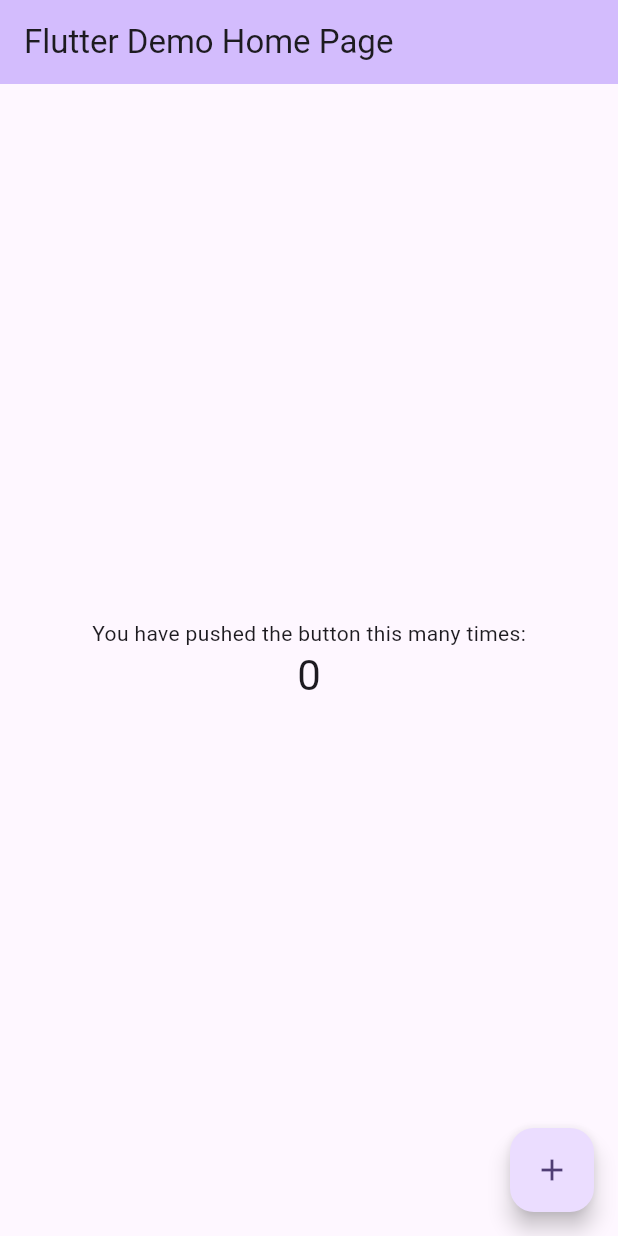
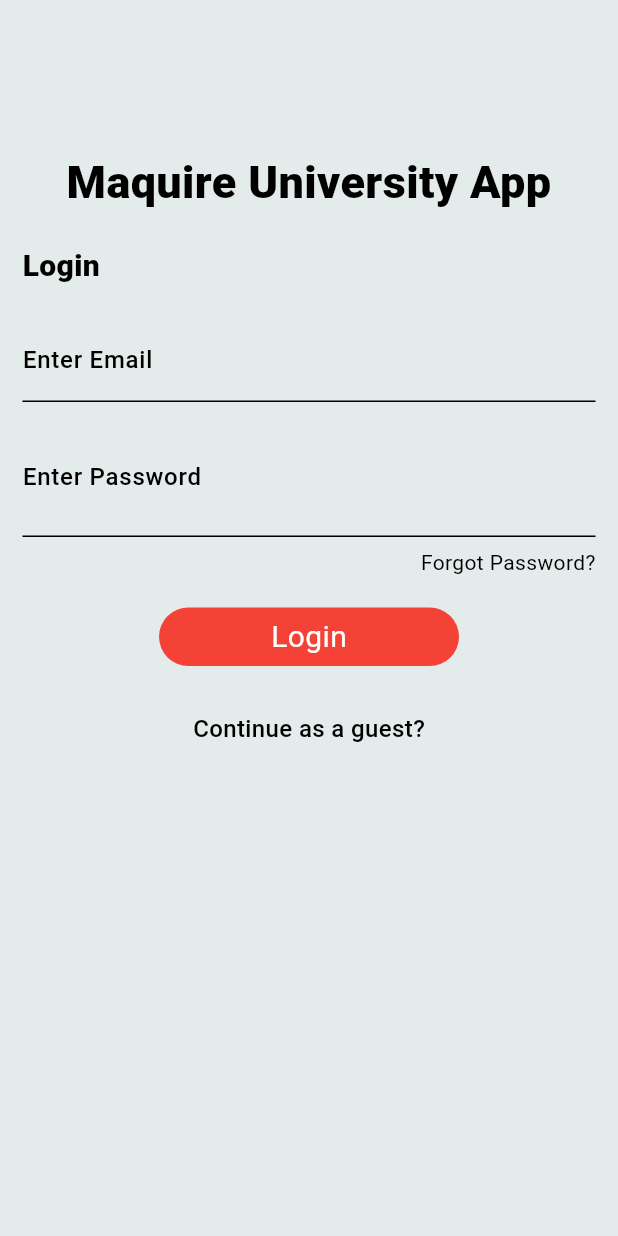
Before and after one commit to aShrestha-Outcode/macquire_app, a Flutter app: the screen it shows after launch, on a phone screen of 412 x 824 dp. Run offline on Flutter 3.47's test engine with Material 3 defaults, Android fonts, the phone set to English and light mode, and no system bars; our stand-ins replace shared_preferences.

Commit message:
[add] adds theme

```diff
--- /dev/null
+++ b/lib/app_theme/app_theme.dart
@@ -0,0 +1,29 @@
+import 'package:flutter/material.dart';
+import 'package:macquire_app/app_theme/app_theme_manager.dart';
+import 'package:macquire_app/app_theme/app_theme_type.dart';
+import 'package:macquire_app/constants/color_constants.dart';
+
+class AppTheme {
+  ThemeData get darkTheme => ThemeData(
+      brightness: Brightness.dark,
+      scaffoldBackgroundColor: AppColors.primaryBackgroundDark,
+      colorScheme:
+          const ColorScheme.dark(secondary: AppColors.primaryTextDark));
+
+  ThemeData get lightTheme => ThemeData(
+      brightness: Brightness.light,
+      scaffoldBackgroundColor: AppColors.primaryBackgroundLight,
+      colorScheme:
+          const ColorScheme.light(secondary: AppColors.primaryTextLight));
+
+  ThemeData getCurrentTheme(BuildContext context) {
+    // what theme do we return?
+    final platformBrightness = MediaQuery.of(context).platformBrightness;
+    if (AppThemeManager().currentAppTheme == AppThemeType.defaultTheme) {
+      return platformBrightness == Brightness.dark ? darkTheme : lightTheme;
+    }
+    return AppThemeManager().currentAppTheme == AppThemeType.dark
+        ? darkTheme
+        : lightTheme;
+  }
+}
--- /dev/null
+++ b/lib/app_theme/app_theme_manager.dart
@@ -0,0 +1,36 @@
+import 'package:macquire_app/app_theme/app_theme_type.dart';
+import 'package:shared_preferences/shared_preferences.dart';
+
+class AppThemeManager {
+  factory AppThemeManager() {
+    _instance ??= AppThemeManager._internal();
+    return _instance!;
+  }
+
+  AppThemeManager._internal();
+  final Future<SharedPreferences> _prefs = SharedPreferences.getInstance();
+
+  Function()? themeChanged;
+
+  static AppThemeManager? _instance;
+  AppThemeType currentAppTheme = AppThemeType.defaultTheme;
+
+  Future<void> setInitialTheme() async {
+    final SharedPreferences prefs = await _prefs;
+    final int savedThemeInt = prefs.getInt('theme') ?? 0;
+    if (savedThemeInt == 0) {
+      changeTheme(AppThemeType.defaultTheme);
+    } else if (savedThemeInt == 1) {
+      changeTheme(AppThemeType.light);
+    } else {
+      changeTheme(AppThemeType.dark);
+    }
+  }
+
+  Future<void> changeTheme(AppThemeType theme) async {
+    final SharedPreferences prefs = await _prefs;
+    prefs.setInt('theme', theme.key);
+    currentAppTheme = theme;
+    themeChanged?.call();
+  }
+}
--- /dev/null
+++ b/lib/app_theme/app_theme_type.dart
@@ -0,0 +1,16 @@
+enum AppThemeType {
+  defaultTheme,
+  light,
+  dark;
+
+  int get key {
+    switch (this) {
+      case AppThemeType.dark:
+        return 2;
+      case AppThemeType.light:
+        return 1;
+      default:
+        return 0;
+    }
+  }
+}
--- /dev/null
+++ b/lib/constants/color_constants.dart
@@ -0,0 +1,58 @@
+import 'package:flutter/material.dart';
+
+class AppColors {
+  AppColors._();
+
+  //brand colors
+  static const primaryDark = Color(0xff4b39ef);
+  static const primaryLight = Color(0xff4b39ef);
+
+  static const secondaryDark = Color(0xff39d2c0);
+  static const secondaryLight = Color(0xff39d2c0);
+
+  static const tertiaryDark = Color(0xff39d2c0);
+  static const tertiaryLight = Color(0xff39d2c0);
+
+  static const alertnateDark = Color(0xff39d2c0);
+  static const alertnateLight = Color(0xff39d2c0);
+
+  // utility colors
+  static const primaryTextDark = Color(0xffffffff);
+  static const primaryTextLight = Color(0xff000000);
+
+  static const secondaryTextDark = Color.fromARGB(255, 162, 149, 149);
+  static const secondaryTextLight = Color.fromARGB(255, 55, 57, 57);
+
+  static const primaryBackgroundDark = Color.fromARGB(255, 39, 40, 40);
+  static const primaryBackgroundLight = Color.fromARGB(255, 227, 236, 235);
+
+  static const secondaryBackgroundDark = Color(0xff39d2c0);
+  static const secondaryBackgroundLight = Color(0xff39d2c0);
+
+  //accent colors
+  static const accent1Dark = Color(0x4c4b39ef);
+  static const accent1Light = Color(0x4c4b39ef);
+
+  static const accent2Dark = Color(0x4d39d2c0);
+  static const accent2Light = Color(0x4d39d2c0);
+
+  static const accent3Dark = Color(0x4dee8b60);
+  static const accent3Light = Color(0x4dee8b60);
+
+  static const accent4Dark = Color(0xccffffff);
+  static const accent4Light = Color(0xccffffff);
+
+  //sementic colors
+
+  static const successDark = Color(0xff249689);
+  static const successLight = Color(0xff249689);
+
+  static const errorDark = Color(0xffff5963);
+  static const errorLight = Color(0xffff5963);
+
+  static const warningDark = Color(0xff19cf58);
+  static const warningLight = Color(0xff19cf58);
+
+  static const infoDark = Color(0xffffffff);
+  static const infoLight = Color(0xffffffff);
+}
--- a/lib/main.dart
+++ b/lib/main.dart
@@ -1,125 +1,38 @@
 import 'package:flutter/material.dart';
+import 'package:macquire_app/app_theme/app_theme.dart';
+import 'package:macquire_app/app_theme/app_theme_manager.dart';
+import 'package:macquire_app/modules/login_screen/login_screen.dart';
 
 void main() {
-  runApp(const MyApp());
+  runApp(MaquireApp());
 }
 
-class MyApp extends StatelessWidget {
-  const MyApp({super.key});
+class MaquireApp extends StatefulWidget {
+  const MaquireApp({super.key});
 
-  // This widget is the root of your application.
   @override
-  Widget build(BuildContext context) {
-    return MaterialApp(
-      title: 'Flutter Demo',
-      theme: ThemeData(
-        // This is the theme of your application.
-        //
-        // TRY THIS: Try running your application with "flutter run". You'll see
-        // the application has a purple toolbar. Then, without quitting the app,
-        // try changing the seedColor in the colorScheme below to Colors.green
-        // and then invoke "hot reload" (save your changes or press the "hot
-        // reload" button in a Flutter-supported IDE, or press "r" if you used
-        // the command line to start the app).
-        //
-        // Notice that the counter didn't reset back to zero; the application
-        // state is not lost during the reload. To reset the state, use hot
-        // restart instead.
-        //
-        // This works for code too, not just values: Most code changes can be
-        // tested with just a hot reload.
-        colorScheme: ColorScheme.fromSeed(seedColor: Colors.deepPurple),
-        useMaterial3: true,
-      ),
-      home: const MyHomePage(title: 'Flutter Demo Home Page'),
-    );
-  }
+  State<MaquireApp> createState() => _MaquireAppState();
 }
 
-class MyHomePage extends StatefulWidget {
-  const MyHomePage({super.key, required this.title});
+class _MaquireAppState extends State<MaquireApp> {
+  @override
+  void initState() {
+    super.initState();
+    _setUpThemeListener();
+  }
 
-  // This widget is the home page of your application. It is stateful, meaning
-  // that it has a State object (defined below) that contains fields that affect
-  // how it looks.
-
-  // This class is the configuration for the state. It holds the values (in this
-  // case the title) provided by the parent (in this case the App widget) and
-  // used by the build method of the State. Fields in a Widget subclass are
-  // always marked "final".
-
-  final String title;
-
-  @override
-  State<MyHomePage> createState() => _MyHomePageState();
-}
-
-class _MyHomePageState extends State<MyHomePage> {
-  int _counter = 0;
-
-  void _incrementCounter() {
-    setState(() {
-      // This call to setState tells the Flutter framework that something has
-      // changed in this State, which causes it to rerun the build method below
-      // so that the display can reflect the updated values. If we changed
-      // _counter without calling setState(), then the build method would not be
-      // called again, and so nothing would appear to happen.
-      _counter++;
-    });
+  void _setUpThemeListener() {
+    AppThemeManager().themeChanged = () {
+      setState(() {});
+    };
+    AppThemeManager().setInitialTheme();
   }
 
   @override
   Widget build(BuildContext context) {
-    // This method is rerun every time setState is called, for instance as done
-    // by the _incrementCounter method above.
-    //
-    // The Flutter framework has been optimized to make rerunning build methods
-    // fast, so that you can just rebuild anything that needs updating rather
-    // than having to individually change instances of widgets.
-    return Scaffold(
-      appBar: AppBar(
-        // TRY THIS: Try changing the color here to a specific color (to
-        // Colors.amber, perhaps?) and trigger a hot reload to see the AppBar
-        // change color while the other colors stay the same.
-        backgroundColor: Theme.of(context).colorScheme.inversePrimary,
-        // Here we take the value from the MyHomePage object that was created by
-        // the App.build method, and use it to set our appbar title.
-        title: Text(widget.title),
-      ),
-      body: Center(
-        // Center is a layout widget. It takes a single child and positions it
-        // in the middle of the parent.
-        child: Column(
-          // Column is also a layout widget. It takes a list of children and
-          // arranges them vertically. By default, it sizes itself to fit its
-          // children horizontally, and tries to be as tall as its parent.
-          //
-          // Column has various properties to control how it sizes itself and
-          // how it positions its children. Here we use mainAxisAlignment to
-          // center the children vertically; the main axis here is the vertical
-          // axis because Columns are vertical (the cross axis would be
-          // horizontal).
-          //
-          // TRY THIS: Invoke "debug painting" (choose the "Toggle Debug Paint"
-          // action in the IDE, or press "p" in the console), to see the
-          // wireframe for each widget.
-          mainAxisAlignment: MainAxisAlignment.center,
-          children: <Widget>[
-            const Text(
-              'You have pushed the button this many times:',
-            ),
-            Text(
-              '$_counter',
-              style: Theme.of(context).textTheme.headlineMedium,
-            ),
-          ],
-        ),
-      ),
-      floatingActionButton: FloatingActionButton(
-        onPressed: _incrementCounter,
-        tooltip: 'Increment',
-        child: const Icon(Icons.add),
-      ), // This trailing comma makes auto-formatting nicer for build methods.
+    return MaterialApp(
+      theme: AppTheme().getCurrentTheme(context),
+      home: const LoginScreen(),
     );
   }
 }
--- /dev/null
+++ b/lib/modules/login_screen/login_screen.dart
@@ -0,0 +1,149 @@
+import 'package:flutter/material.dart';
+import 'package:macquire_app/app_theme/app_theme_manager.dart';
+import 'package:macquire_app/app_theme/app_theme_type.dart';
+
+class LoginScreen extends StatefulWidget {
+  const LoginScreen({super.key});
+
+  @override
+  State<LoginScreen> createState() => _LoginScreenState();
+}
+
+class _LoginScreenState extends State<LoginScreen> {
+  bool _isPasswordObsecure = false;
+  bool _isLogin = true;
+
+  _togglePasswordObscure() {
+    _isPasswordObsecure = !_isPasswordObsecure;
+    setState(() {});
+  }
+
+  _onLoginButtonClick() {
+    _isLogin = !_isLogin;
+    AppThemeManager()
+        .changeTheme(_isLogin ? AppThemeType.dark : AppThemeType.light);
+  }
+
+  @override
+  Widget build(BuildContext context) {
+    return Scaffold(
+      body: Padding(
+        padding: const EdgeInsets.symmetric(horizontal: 15),
+        child: Column(
+          crossAxisAlignment: CrossAxisAlignment.start,
+          children: [
+            const SizedBox(
+              height: 100,
+            ),
+            Align(
+              alignment: Alignment.center,
+              child: Text(
+                'Maquire University App',
+                textAlign: TextAlign.center,
+                style: TextStyle(
+                    fontSize: 30,
+                    color: Theme.of(context).colorScheme.secondary,
+                    fontWeight: FontWeight.w900),
+              ),
+            ),
+            const SizedBox(
+              height: 20,
+            ),
+            Text(
+              'Login',
+              style: TextStyle(
+                  fontSize: 20,
+                  color: Theme.of(context).colorScheme.secondary,
+                  fontWeight: FontWeight.w900),
+            ),
+            const SizedBox(
+              height: 20,
+            ),
+            TextField(
+              decoration: InputDecoration(
+                  label: Text('Enter Email',
+                      style: TextStyle(
+                          fontSize: 16,
+                          color: Theme.of(context).colorScheme.secondary,
+                          fontWeight: FontWeight.w500))),
+            ),
+            const SizedBox(
+              height: 10,
+            ),
+            TextField(
+              obscureText: _isPasswordObsecure,
+              decoration: InputDecoration(
+                  suffix: IconButton(
+                      padding: EdgeInsets.zero,
+                      onPressed: () {
+                        _togglePasswordObscure();
+                      },
+                      icon: Icon(_isPasswordObsecure
+                          ? Icons.visibility
+                          : Icons.visibility_off)),
+                  label: Text('Enter Password',
+                      style: TextStyle(
+                          fontSize: 16,
+                          color: Theme.of(context).colorScheme.secondary,
+                          fontWeight: FontWeight.w500))),
+            ),
+            const SizedBox(
+              height: 7,
+            ),
+            Align(
+                alignment: Alignment.centerRight,
+                child: InkWell(
+                    onTap: () {
+                      debugPrint('Clicked forgot password');
+                    },
+                    child: const Text('Forgot Password?'))),
+            const SizedBox(
+              height: 20,
+            ),
+            Align(
+              alignment: Alignment.center,
+              child: InkWell(
+                onTap: () {
+                  _onLoginButtonClick();
+                },
+                child: Container(
+                  width: 200,
+                  padding:
+                      const EdgeInsets.symmetric(horizontal: 10, vertical: 5),
+                  decoration: BoxDecoration(
+                      color: Colors.red,
+                      borderRadius: BorderRadius.circular(20)),
+                  child: const Align(
+                    alignment: Alignment.center,
+                    child: Text(
+                      'Login',
+                      style: TextStyle(color: Colors.white, fontSize: 20),
+                    ),
+                  ),
+                ),
+              ),
+            ),
+            const SizedBox(
+              height: 30,
+            ),
+            Align(
+              alignment: Alignment.center,
+              child: InkWell(
+                onTap: () {
+                  debugPrint('Clicked Continue as guest');
+                },
+                child: Text(
+                  'Continue as a guest?',
+                  style: TextStyle(
+                      fontSize: 16,
+                      color: Theme.of(context).colorScheme.secondary,
+                      fontWeight: FontWeight.w500),
+                ),
+              ),
+            ),
+          ],
+        ),
+      ),
+    );
+  }
+}
```
Also changed, not shown: pubspec.yaml (+3 -4 lines), pubspec.lock, 10 other files.
